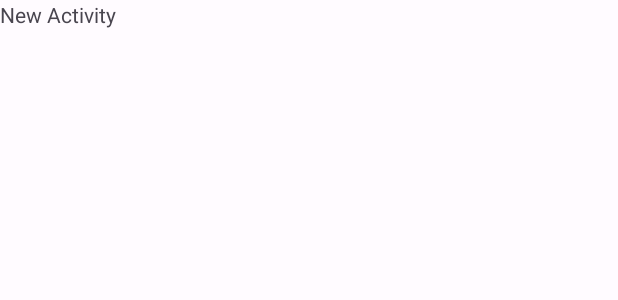
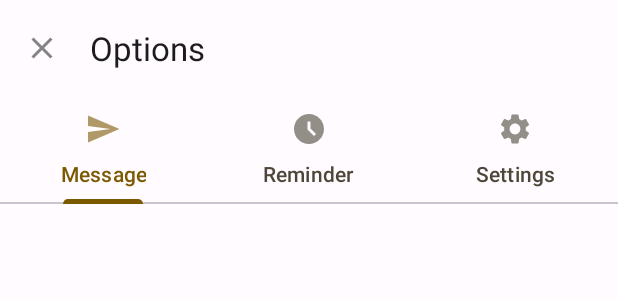
Before and after one commit to loooris/ZoneTasker, an Android app: the layout activity_options_menu.xml on its own in the app's theme, with its tools: preview values and no code run, on a phone screen of 412 x 824 dp. Shown: the top 300 px of the screen. Run offline under Robolectric (Android 15) with nearby library versions, the phone set to English and light mode, and no system bars.

Commit message:
Added topBar & tabs on OptionsMenuActivity

```diff
--- a/app/src/main/java/com/github/loooris/zonetasker/OptionsMenuActivity.kt
+++ b/app/src/main/java/com/github/loooris/zonetasker/OptionsMenuActivity.kt
@@ -2,10 +2,32 @@ package com.github.loooris.zonetasker
 
 import androidx.appcompat.app.AppCompatActivity
 import android.os.Bundle
+import com.google.android.material.appbar.MaterialToolbar
 
 class OptionsMenuActivity : AppCompatActivity() {
     override fun onCreate(savedInstanceState: Bundle?) {
         super.onCreate(savedInstanceState)
         setContentView(R.layout.activity_options_menu)
+
+
+        // TopAppBar Handling
+        val OptionsTopAppBar = findViewById<MaterialToolbar>(R.id.OptionsTopAppBar)
+        OptionsTopAppBar.setNavigationOnClickListener {
+            // Handle navigation icon press
+            finish()
+        }
+
+//        todo may be useful
+//        OptionsTopAppBar.setOnMenuItemClickListener { menuItem ->
+//            when (menuItem.itemId) {
+//
+//                R.id.more -> {
+//                    // Handle more item (inside overflow menu) press
+//                    true
+//                }
+//                else -> false
+//            }
+//        }
+
     }
 }
--- /dev/null
+++ b/app/src/main/res/drawable-anydpi/ic_close.xml
@@ -0,0 +1,11 @@
+<vector xmlns:android="http://schemas.android.com/apk/res/android"
+    android:width="24dp"
+    android:height="24dp"
+    android:viewportWidth="24"
+    android:viewportHeight="24"
+    android:tint="#333333"
+    android:alpha="0.6">
+  <path
+      android:fillColor="@android:color/white"
+      android:pathData="M19,6.41L17.59,5 12,10.59 6.41,5 5,6.41 10.59,12 5,17.59 6.41,19 12,13.41 17.59,19 19,17.59 13.41,12z"/>
+</vector>
--- a/app/src/main/res/drawable-anydpi/ic_notification.xml
+++ b/app/src/main/res/drawable-anydpi/ic_send.xml
@@ -4,8 +4,9 @@
     android:viewportWidth="24"
     android:viewportHeight="24"
     android:tint="#333333"
-    android:alpha="0.6">
+    android:alpha="0.6"
+    android:autoMirrored="true">
   <path
       android:fillColor="@android:color/white"
-      android:pathData="M12,22c1.1,0 2,-0.9 2,-2h-4c0,1.1 0.89,2 2,2zM18,16v-5c0,-3.07 -1.64,-5.64 -4.5,-6.32L13.5,4c0,-0.83 -0.67,-1.5 -1.5,-1.5s-1.5,0.67 -1.5,1.5v0.68C7.63,5.36 6,7.92 6,11v5l-2,2v1h16v-1l-2,-2z"/>
+      android:pathData="M2.01,21L23,12 2.01,3 2,10l15,2 -15,2z"/>
 </vector>
--- a/app/src/main/res/layout/activity_options_menu.xml
+++ b/app/src/main/res/layout/activity_options_menu.xml
@@ -1,14 +1,69 @@
 <?xml version="1.0" encoding="utf-8"?>
-<androidx.constraintlayout.widget.ConstraintLayout xmlns:android="http://schemas.android.com/apk/res/android"
+
+<RelativeLayout xmlns:android="http://schemas.android.com/apk/res/android"
     xmlns:app="http://schemas.android.com/apk/res-auto"
     xmlns:tools="http://schemas.android.com/tools"
     android:layout_width="match_parent"
     android:layout_height="match_parent"
+    android:orientation="vertical"
     tools:context=".OptionsMenuActivity">
 
-    <TextView
-        android:layout_width="wrap_content"
-        android:layout_height="wrap_content"
-        android:text="New Activity" />
 
-</androidx.constraintlayout.widget.ConstraintLayout>
+    <androidx.coordinatorlayout.widget.CoordinatorLayout
+        android:layout_width="match_parent"
+        android:layout_height="match_parent">
+
+        <com.google.android.material.appbar.AppBarLayout
+            android:layout_width="match_parent"
+            android:layout_height="wrap_content">
+
+            <com.google.android.material.appbar.MaterialToolbar
+                android:id="@+id/OptionsTopAppBar"
+                android:layout_width="match_parent"
+                android:layout_height="?attr/actionBarSize"
+                app:menu="@menu/options_menu_top_app_bar"
+                app:navigationIcon="@drawable/ic_close"
+                app:title="@string/options" />
+
+            <com.google.android.material.tabs.TabLayout
+                android:layout_width="match_parent"
+                android:layout_height="wrap_content"
+                app:tabMode="fixed">
+
+                <com.google.android.material.tabs.TabItem
+                    android:layout_width="wrap_content"
+                    android:layout_height="wrap_content"
+                    android:icon="@drawable/ic_send"
+                    android:text="@string/message" />
+
+                <com.google.android.material.tabs.TabItem
+                    android:layout_width="wrap_content"
+                    android:layout_height="wrap_content"
+                    android:icon="@drawable/ic_clock"
+                    android:text="@string/reminder" />
+
+                <com.google.android.material.tabs.TabItem
+                    android:layout_width="wrap_content"
+                    android:layout_height="wrap_content"
+                    android:icon="@drawable/ic_settings"
+                    android:text="@string/settings" />
+
+            </com.google.android.material.tabs.TabLayout>
+
+        </com.google.android.material.appbar.AppBarLayout>
+
+        <!--        todo see if needed-->
+        <!--        &lt;!&ndash; Note: A RecyclerView can also be used &ndash;&gt;-->
+        <!--        <androidx.core.widget.NestedScrollView-->
+        <!--            android:layout_width="match_parent"-->
+        <!--            android:layout_height="match_parent"-->
+        <!--            app:layout_behavior="@string/appbar_scrolling_view_behavior">-->
+
+        <!--            &lt;!&ndash; Scrollable content &ndash;&gt;-->
+
+        <!--        </androidx.core.widget.NestedScrollView>-->
+
+    </androidx.coordinatorlayout.widget.CoordinatorLayout>
+
+
+</RelativeLayout>
--- /dev/null
+++ b/app/src/main/res/menu/options_menu_top_app_bar.xml
@@ -0,0 +1,13 @@
+<?xml version="1.0" encoding="utf-8"?>
+<menu xmlns:android="http://schemas.android.com/apk/res/android"
+    xmlns:app="http://schemas.android.com/apk/res-auto">
+
+<!--todo-->
+<!--    May be usable later, delete whole file if not-->
+<!--    <item-->
+<!--        android:id="@+id/more"-->
+<!--        android:title="@string/more"-->
+<!--        android:contentDescription="@string/content_description_more"-->
+<!--        app:showAsAction="never" />-->
+
+</menu>
--- a/app/src/main/res/values/strings.xml
+++ b/app/src/main/res/values/strings.xml
@@ -2,4 +2,8 @@
     <string name="app_name">ZoneTasker</string>
     <string name="title_activity_main_menu">MainMenu</string>
     <string name="searchbar_hint">Search for a place</string>
+    <string name="message">Message</string>
+    <string name="reminder">Reminder</string>
+    <string name="settings">Settings</string>
+    <string name="options">Options</string>
 </resources>
```
Also changed, not shown: app/src/main/res/drawable-hdpi/ic_close.png (added), app/src/main/res/drawable-hdpi/ic_notification.png (deleted), app/src/main/res/drawable-hdpi/ic_send.png (added), app/src/main/res/drawable-mdpi/ic_close.png (added), app/src/main/res/drawable-mdpi/ic_notification.png (deleted), app/src/main/res/drawable-mdpi/ic_send.png (added), app/src/main/res/drawable-xhdpi/ic_close.png (added), app/src/main/res/drawable-xhdpi/ic_notification.png (deleted), app/src/main/res/drawable-xhdpi/ic_send.png (added), app/src/main/res/drawable-xxhdpi/ic_close.png (added), app/src/main/res/drawable-xxhdpi/ic_notification.png (deleted), app/src/main/res/drawable-xxhdpi/ic_send.png (added).
